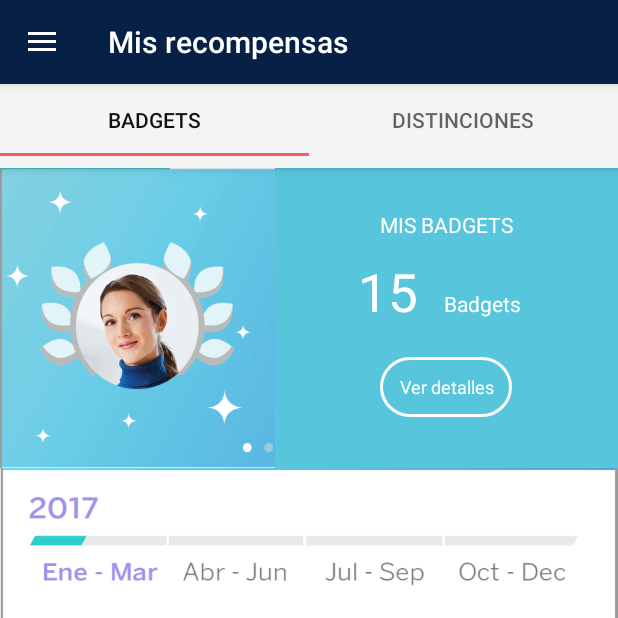
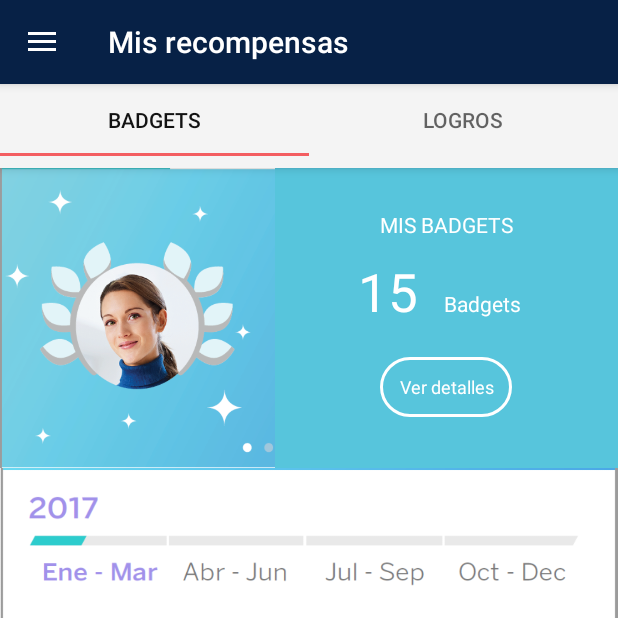
Before and after one commit to CapGemeni/BeHappy, an Android app: the screen it shows after launch (HomeActivity), item 3 of the bottom bar chosen, on a phone screen of 412 x 824 dp, the top half of it. Run offline under Robolectric (Android 15) with nearby library versions, the phone set to English and light mode, and no system bars; our stand-ins replace Picasso, data binding; pictures from the network do not load.

Commit message:
Cambio de title
Se cambio el titulo de un tab

```diff
--- a/app/src/main/java/com/bbva/intranet/behappy/modules/recompensas/RecompensasFragment.java
+++ b/app/src/main/java/com/bbva/intranet/behappy/modules/recompensas/RecompensasFragment.java
@@ -41,7 +41,7 @@ public class RecompensasFragment extends Fragment {
 
         TabLayout tabLayout = (TabLayout) binding.tabLayout;
         tabLayout.addTab(tabLayout.newTab().setText("BADGETS"));
-        tabLayout.addTab(tabLayout.newTab().setText("DISTINCIONES"));
+        tabLayout.addTab(tabLayout.newTab().setText("LOGROS"));
         tabLayout.setTabGravity(TabLayout.GRAVITY_FILL);
 
         final ViewPager viewPager = (ViewPager) binding.viewPager;
```
Also changed, not shown: 16 other files.
